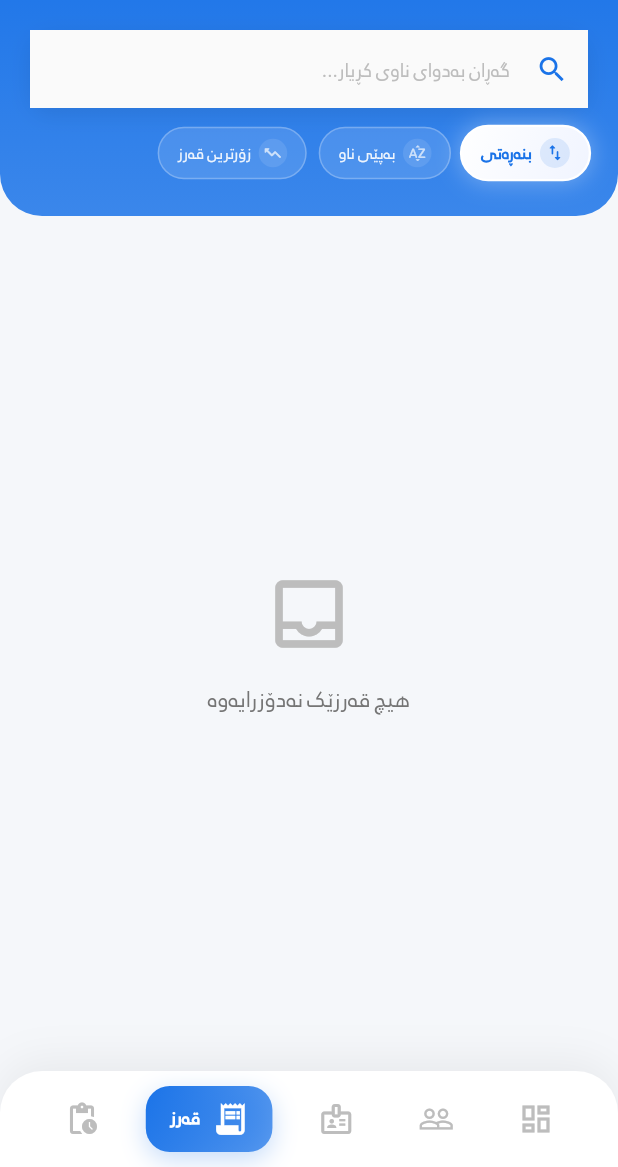
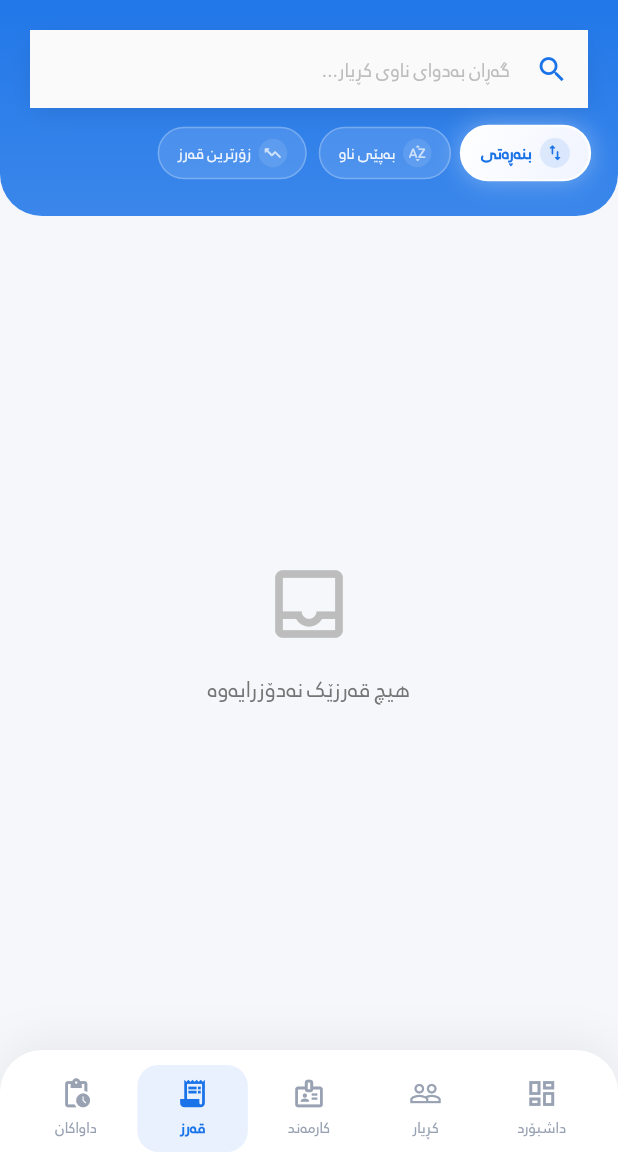
Before and after one commit to arambarzani07/zhiroxVIPuser, a Flutter app: the AdminDashboard screen opened directly, item 2 of the bottom bar chosen, on a phone screen of 412 x 824 dp, the part 69-1236 px from its top. Run offline on Flutter 3.47's test engine with Material 3 defaults, Android fonts, the phone set to English and light mode, and no system bars; our stand-ins replace connectivity_plus, flutter_image_compress, flutter_local_notifications, flutter_secure_storage, image_picker, pdf and 5 more; missing offline and left inert: workmanager; accounts and stored records are empty; statements that could not run were skipped.

```diff
--- a/lib/screens/admin/admin_dashboard.dart
+++ b/lib/screens/admin/admin_dashboard.dart
@@ -193,7 +193,17 @@ class _AdminDashboardState extends State<AdminDashboard> {
   ) {
     final isSelected = _currentIndex == index;
     final isDark = Theme.of(context).brightness == Brightness.dark;
-    return GestureDetector(
+    final inactiveColor =
+        isDark ? AppDarkColors.textSecondary : const Color(0xFF98A2B3);
+
+    return Expanded(
+      child: Padding(
+        padding: const EdgeInsets.symmetric(horizontal: 2),
+        child: Material(
+          color: Colors.transparent,
+          borderRadius: BorderRadius.circular(14),
+          child: InkWell(
+            borderRadius: BorderRadius.circular(14),
             onTap: () {
               if (_currentIndex == index) return;
               setState(() {
@@ -202,70 +212,40 @@ class _AdminDashboardState extends State<AdminDashboard> {
               });
               if (index == 0) unawaited(_loadStats());
             },
-      behavior: HitTestBehavior.opaque,
             child: AnimatedContainer(
-        duration: const Duration(milliseconds: 350),
-        curve: Curves.easeInOutCubic,
-        padding: EdgeInsets.symmetric(
-          horizontal: isSelected ? 16 : 12,
-          vertical: 10,
-        ),
-        decoration: BoxDecoration(
-          gradient: isSelected
-              ? LinearGradient(
-                  colors: [
-                    AppColors.primary,
-                    AppColors.primary.withOpacity(0.7),
-                  ],
-                  begin: Alignment.topLeft,
-                  end: Alignment.bottomRight,
-                )
-              : null,
-          color: isSelected ? null : Colors.transparent,
-          borderRadius: BorderRadius.circular(16),
-          boxShadow: isSelected
-              ? [
-                  BoxShadow(
-                    color: AppColors.primary.withOpacity(0.25),
-                    blurRadius: 14,
-                    offset: const Offset(0, 5),
-                  ),
-                ]
-              : null,
-        ),
-        child: Row(
+              duration: const Duration(milliseconds: 220),
+              curve: Curves.easeOutCubic,
+              padding: const EdgeInsets.symmetric(vertical: 8),
+              decoration: BoxDecoration(
+                color: isSelected
+                    ? AppColors.primary.withOpacity(isDark ? 0.18 : 0.10)
+                    : Colors.transparent,
+                borderRadius: BorderRadius.circular(14),
+              ),
+              child: Column(
                 mainAxisSize: MainAxisSize.min,
                 children: [
-            AnimatedScale(
-              scale: isSelected ? 1.05 : 1.0,
-              duration: const Duration(milliseconds: 250),
-              curve: Curves.easeOutBack,
-              child: Icon(
+                  Icon(
                     isSelected ? activeIcon : icon,
-                size: 24,
-                color: isSelected
-                    ? Colors.white
-                    : (isDark ? AppDarkColors.textSecondary : Colors.grey[400]),
-              ),
-            ),
-            AnimatedSize(
-              duration: const Duration(milliseconds: 300),
-              curve: Curves.easeInOutCubic,
-              child: isSelected
-                  ? Padding(
-                      padding: const EdgeInsets.only(right: 8),
-                      child: Text(
+                    size: 22,
+                    color: isSelected ? AppColors.primary : inactiveColor,
+                  ),
+                  const SizedBox(height: 4),
+                  Text(
                     label,
-                        style: const TextStyle(
-                          color: Colors.white,
-                          fontWeight: FontWeight.w700,
-                          fontSize: 13,
-                        ),
-                      ),
-                    )
-                  : const SizedBox.shrink(),
-            ),
-          ],
+                    maxLines: 1,
+                    overflow: TextOverflow.ellipsis,
+                    style: TextStyle(
+                      color: isSelected ? AppColors.primary : inactiveColor,
+                      fontSize: 11,
+                      fontWeight:
+                          isSelected ? FontWeight.w700 : FontWeight.w500,
+                    ),
+                  ),
+                ],
+              ),
+            ),
+          ),
         ),
       ),
     );
```
Also changed, not shown: lib/screens/shared/user_list_screen.dart (+83 -123 lines). Lines whose indentation alone changed are shown as unchanged.
